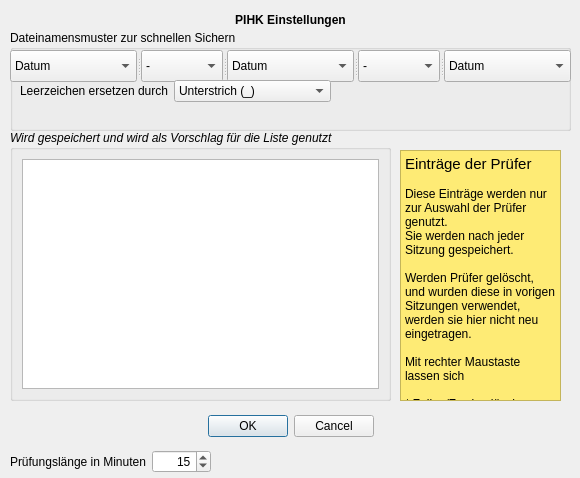
The window that preferences.ui (effzett/pihk) describes before a commit, drawn with Qt 5.
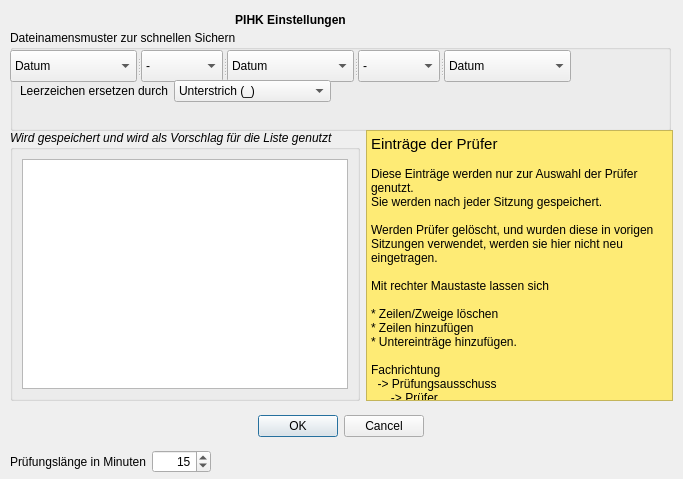
The same window after the commit.

The edit to the form file:
```diff
--- a/preferences.ui
+++ b/preferences.ui
@@ -6,10 +6,16 @@
    <rect>
     <x>0</x>
     <y>0</y>
-    <width>580</width>
-    <height>478</height>
+    <width>683</width>
+    <height>479</height>
    </rect>
   </property>
+  <property name="sizePolicy">
+   <sizepolicy hsizetype="Fixed" vsizetype="Fixed">
+    <horstretch>0</horstretch>
+    <verstretch>0</verstretch>
+   </sizepolicy>
+  </property>
   <property name="windowTitle">
    <string>PIHK Einstellungen</string>
   </property>
@@ -18,7 +24,7 @@
     <rect>
      <x>10</x>
      <y>410</y>
-     <width>561</width>
+     <width>661</width>
      <height>32</height>
     </rect>
    </property>
@@ -59,7 +65,7 @@
     <rect>
      <x>10</x>
      <y>30</y>
-     <width>561</width>
+     <width>661</width>
      <height>101</height>
     </rect>
    </property>
@@ -278,33 +284,6 @@
     </layout>
    </widget>
   </widget>
-  <widget class="QGroupBox" name="groupBox_2">
-   <property name="geometry">
-    <rect>
-     <x>10</x>
-     <y>130</y>
-     <width>381</width>
-     <height>271</height>
-    </rect>
-   </property>
-   <property name="font">
-    <font>
-     <italic>true</italic>
-    </font>
-   </property>
-   <property name="title">
-    <string>Wird gespeichert und wird als Vorschlag für die Liste genutzt</string>
-   </property>
-   <layout class="QVBoxLayout" name="verticalLayout">
-    <item>
-     <widget class="QTreeView" name="treeView">
-      <property name="contextMenuPolicy">
-       <enum>Qt::CustomContextMenu</enum>
-      </property>
-     </widget>
-    </item>
-   </layout>
-  </widget>
   <widget class="QWidget" name="layoutWidget">
    <property name="geometry">
     <rect>
@@ -334,15 +313,39 @@
     </item>
    </layout>
   </widget>
+  <widget class="QWidget" name="">
+   <property name="geometry">
+    <rect>
+     <x>10</x>
+     <y>130</y>
+     <width>663</width>
+     <height>271</height>
+    </rect>
+   </property>
+   <layout class="QHBoxLayout" name="horizontalLayout">
+    <item>
+     <widget class="QGroupBox" name="groupBox_2">
+      <property name="font">
+       <font>
+        <italic>true</italic>
+       </font>
+      </property>
+      <property name="title">
+       <string>Wird gespeichert und wird als Vorschlag für die Liste genutzt</string>
+      </property>
+      <layout class="QVBoxLayout" name="verticalLayout">
+       <item>
+        <widget class="QTreeView" name="treeView">
+         <property name="contextMenuPolicy">
+          <enum>Qt::CustomContextMenu</enum>
+         </property>
+        </widget>
+       </item>
+      </layout>
+     </widget>
+    </item>
+    <item>
   <widget class="QTextBrowser" name="textBrowser">
-   <property name="geometry">
-    <rect>
-     <x>400</x>
-     <y>150</y>
-     <width>161</width>
-     <height>251</height>
-    </rect>
-   </property>
    <property name="font">
     <font>
      <pointsize>9</pointsize>
@@ -379,6 +382,9 @@
 &lt;p style=&quot; margin-top:0px; margin-bottom:0px; margin-left:0px; margin-right:0px; -qt-block-indent:0; text-indent:0px;&quot;&gt;  -&amp;gt; Prüfungsausschuss&lt;/p&gt;
 &lt;p style=&quot; margin-top:0px; margin-bottom:0px; margin-left:0px; margin-right:0px; -qt-block-indent:0; text-indent:0px;&quot;&gt;      -&amp;gt; Prüfer&lt;/p&gt;&lt;/body&gt;&lt;/html&gt;</string>
    </property>
+     </widget>
+    </item>
+   </layout>
   </widget>
   <action name="actionDelete">
    <property name="text">
```
Lines whose indentation alone changed are shown as unchanged.
